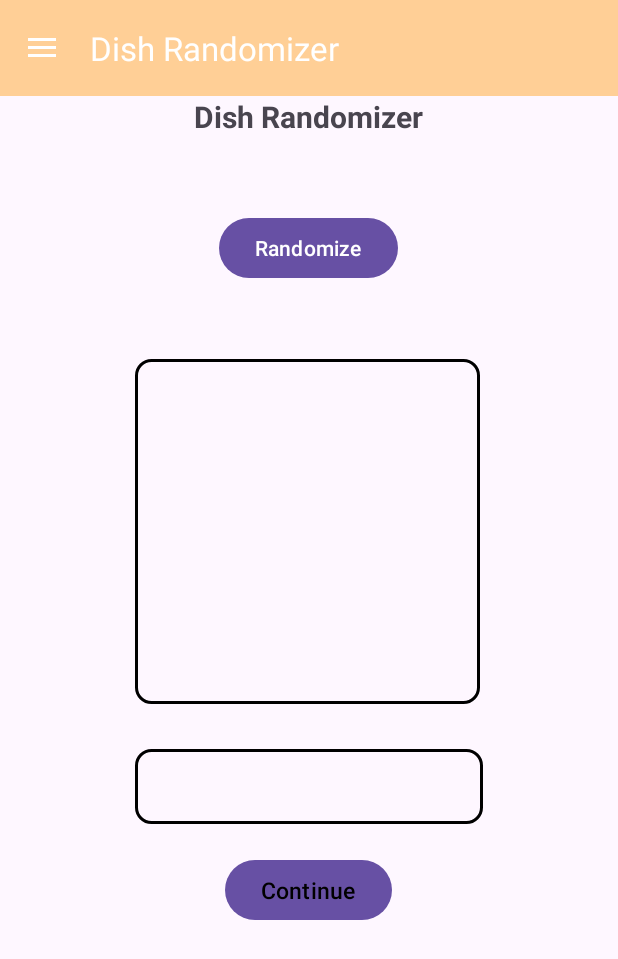
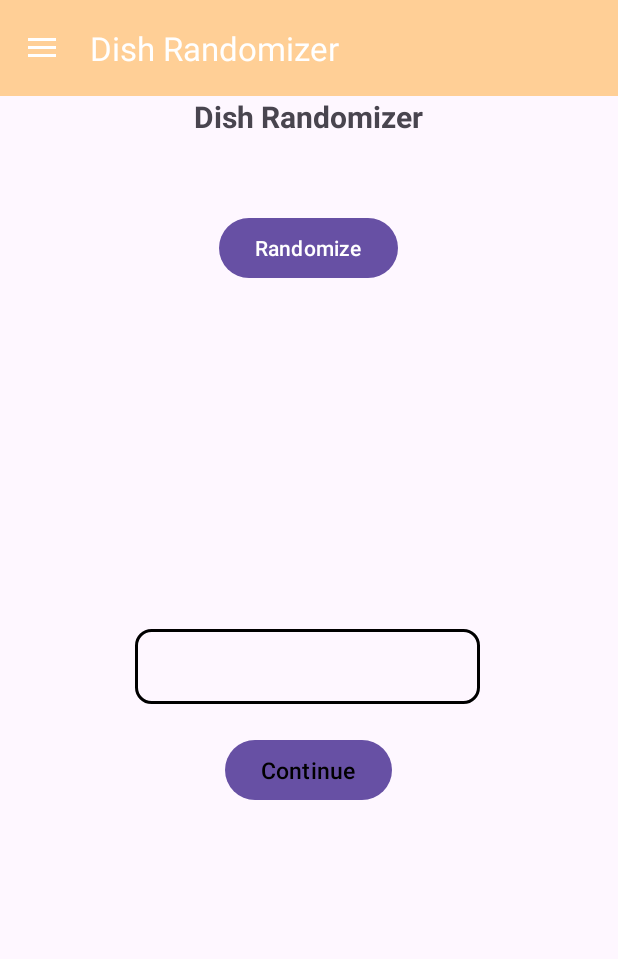
Before and after one commit to Juliusramos/Final, an Android app: the screen it shows after launch (MainActivity), in the side drawer, after a tap on "Dish Randomizer", on a phone screen of 412 x 824 dp. Shown: the top 959 px of the screen. Run offline under Robolectric (Android 15) with nearby library versions, the phone set to English and light mode, and no system bars.

Commit message:
Dish randomizer TEST 3

```diff
--- a/app/src/main/java/com/firstapp/loginactivity/nav_fragments/DishRandomizerFragment.kt
+++ b/app/src/main/java/com/firstapp/loginactivity/nav_fragments/DishRandomizerFragment.kt
@@ -8,6 +8,7 @@ import android.view.View
 import android.view.ViewGroup
 import android.widget.Button
 import android.widget.ImageView
+import android.widget.TextView
 import com.firstapp.loginactivity.R
 
 // TODO: Rename parameter arguments, choose names that match
@@ -21,10 +22,12 @@ class DishRandomizerFragment : Fragment() {
     private var param2: String? = null
     private lateinit var imageView: ImageView
     private lateinit var rdmButton: Button
+    private lateinit var foodName: TextView
     val foodImages: IntArray = intArrayOf(
         R.drawable.adobochicken,
         R.drawable.adobopork,
         R.drawable.sisigpork
+
     )
     override fun onCreateView(
         inflater: LayoutInflater, container: ViewGroup?,
--- a/app/src/main/res/layout/fragment_dish_randomizer.xml
+++ b/app/src/main/res/layout/fragment_dish_randomizer.xml
@@ -31,15 +31,14 @@
     <ImageView
         android:id="@+id/imageView"
         android:layout_width="230dp"
-        android:layout_height="230dp"
+        android:layout_height="150dp"
         android:layout_gravity="center_vertical"
-        android:background="@drawable/foodname_border"
         android:layout_marginStart="90dp"
         android:layout_marginBottom="30dp" />
 
     <TextView
         android:id="@+id/foodName"
-        android:layout_width="wrap_content"
+        android:layout_width="230dp"
         android:layout_height="wrap_content"
         android:height="50dp"
         android:width="300dp"
```
